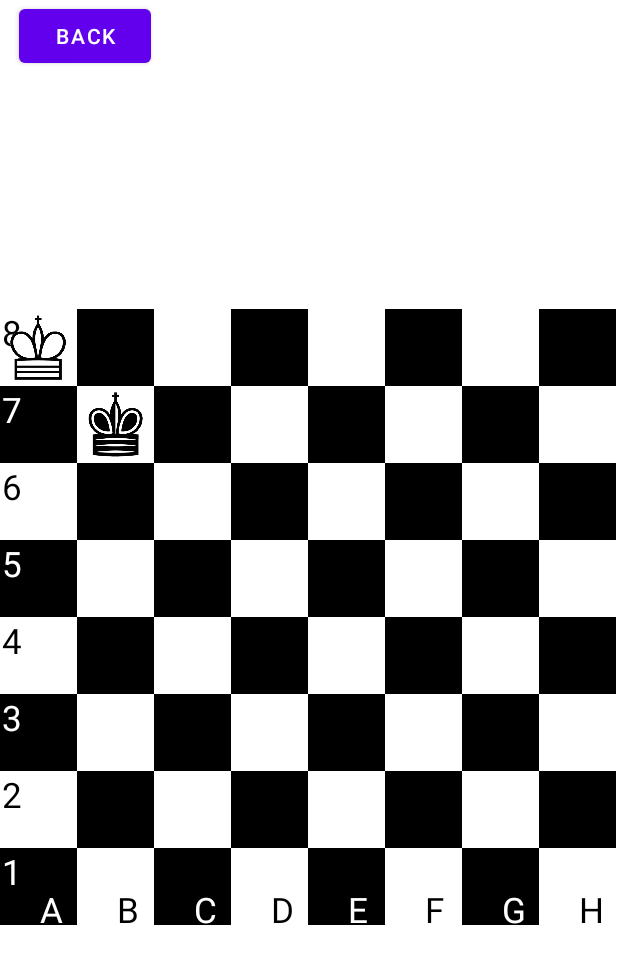
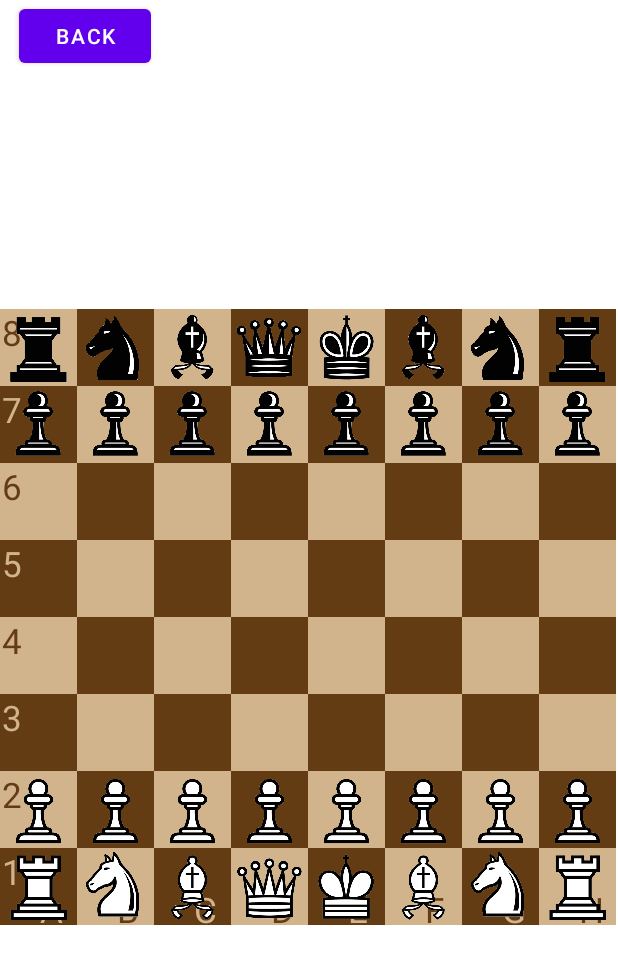
Before and after one commit to moritzsus/ChessFlow, an Android app: the screen it shows after launch (AnalysisBoardActivity), after a tap on "ANALYSIS BOARD", on a phone screen of 412 x 824 dp. Shown: the top 964 px of the screen. Run offline under Robolectric (Android 15) with nearby library versions, the phone set to English and light mode, and no system bars.

Commit message:
pieces get drawn at given positions
ChessGameState keeps track of ChessPiece matrix. Every square has a type of piece assigned (NONE if no piece on that sqaure). Every time the fen String gets changed, it also updates the matrix. And every time the matrix changes, it triggers invalidate() from ChessBoardView and that view goes throug the matrix and draws the given pieces at their squares.

```diff
--- a/app/src/main/java/com/moritzsus/chessflow/model/ChessGameState.java
+++ b/app/src/main/java/com/moritzsus/chessflow/model/ChessGameState.java
@@ -1,31 +1,58 @@
 package com.moritzsus.chessflow.model;
+
+import android.util.Log;
 
 import androidx.lifecycle.LiveData;
 import androidx.lifecycle.MutableLiveData;
 
+import java.util.HashMap;
+import java.util.Map;
+
 public class ChessGameState {
+    private MutableLiveData<ChessPiece[][]> chessBoardWithPiecesLiveData = new MutableLiveData<>();
+    private ChessPiece[][] chessBoard = new ChessPiece[8][8];
     private MutableLiveData<String> fenLiveData = new MutableLiveData<>();
     private String[] fenGroups;
+    Map<String, ChessPiece.PieceType> fenToPieceTypeMap = new HashMap<>();
 
+    // TODO init function
     public ChessGameState() {
-        fenLiveData.setValue("rnbqkbnr/pppppppp/8/8/8/8/PPPPPPPP/RNBQKBNR w KQkq - 0 1");
-        fenGroups = fenLiveData.toString().split(" ");
+        String fen = "rnbqkbnr/pppppppp/8/8/8/8/PPPPPPPP/RNBQKBNR w KQkq - 0 1";
+        fenLiveData.setValue(fen);
+        fenGroups = fen.split(" ");
+        fenToPieceTypeMap.put("k", ChessPiece.PieceType.KING);
+        fenToPieceTypeMap.put("q", ChessPiece.PieceType.QUEEN);
+        fenToPieceTypeMap.put("r", ChessPiece.PieceType.ROOK);
+        fenToPieceTypeMap.put("b", ChessPiece.PieceType.BISHOP);
+        fenToPieceTypeMap.put("n", ChessPiece.PieceType.KNIGHT);
+        fenToPieceTypeMap.put("p", ChessPiece.PieceType.PAWN);
+        updateChessBoardFromFen();
     }
 
     public ChessGameState(String fen) {
         //TODO fen string validation
         fenLiveData.setValue(fen);
-        fenGroups = fenLiveData.toString().split(" ");
+        fenGroups = fen.split(" ");
+        fenToPieceTypeMap.put("k", ChessPiece.PieceType.KING);
+        fenToPieceTypeMap.put("q", ChessPiece.PieceType.QUEEN);
+        fenToPieceTypeMap.put("r", ChessPiece.PieceType.ROOK);
+        fenToPieceTypeMap.put("b", ChessPiece.PieceType.BISHOP);
+        fenToPieceTypeMap.put("n", ChessPiece.PieceType.KNIGHT);
+        fenToPieceTypeMap.put("p", ChessPiece.PieceType.PAWN);
+        updateChessBoardFromFen();
     }
 
     public void updateFenString(String fen) {
         fenLiveData.setValue(fen);
         fenGroups = fen.split(" ");
+        updateChessBoardFromFen();
     }
 
     public LiveData<String> getFenStringLiveData() {
         return fenLiveData;
     }
+
+    public LiveData<ChessPiece[][]> getChessBoardWithPiecesLiveData() { return chessBoardWithPiecesLiveData; }
 
     public String getFenGroupOne () {
         return fenGroups[0];
@@ -50,4 +77,52 @@ public class ChessGameState {
     public String getFenGroupSix () {
         return fenGroups[5];
     }
+
+    public ChessPiece[][] getChessBoardMatrix() {
+        return chessBoard;
+    }
+
+    private void updateChessBoardFromFen() {
+        int row = 0;
+        int col = 0;
+
+        for(int i = 0; i < fenGroups[0].length(); i++) {
+            char c = fenGroups[0].charAt(i);
+
+            if(c == '/') { // new row
+                row++;
+                col = 0;
+            }
+            else if(Character.isDigit(c)) { // skip c columns -> fill empty fields with NONE
+                for(int j = 0; j < Character.getNumericValue(c); j++) {
+                    ChessPiece.PieceType pt = ChessPiece.PieceType.NONE;
+                    ChessPiece.PieceColor pc = ChessPiece.PieceColor.NONE;
+                    ChessPiece cp = new ChessPiece(pt, pc);
+                    chessBoard[row][col] = cp;
+
+                    col++;
+                }
+            }
+            else { // place given pieceType in matrix
+                ChessPiece.PieceColor pc = Character.isUpperCase(c) ? ChessPiece.PieceColor.WHITE : ChessPiece.PieceColor.BLACK;
+                ChessPiece.PieceType pt = fenToPieceTypeMap.get(Character.toString(Character.toLowerCase(c)));
+                ChessPiece cp = new ChessPiece(pt, pc);
+                chessBoard[row][col] = cp;
+
+                col++;
+            }
+        }
+        chessBoardWithPiecesLiveData.setValue(chessBoard);
+    }
+
+    //TODO del later? only for debugging
+    public void printMatrix() {
+        for(int i = 0; i < 8; i++) {
+            String m = "";
+            for(int j = 0; j < 8; j++) {
+                //m += chessBoard[i][j].getPieceName() + ", ";
+            }
+            Log.d("d", m);
+        }
+    }
 }
--- /dev/null
+++ b/app/src/main/java/com/moritzsus/chessflow/model/ChessPiece.java
@@ -0,0 +1,23 @@
+package com.moritzsus.chessflow.model;
+
+import androidx.annotation.NonNull;
+
+public class ChessPiece {
+    // piece graphics from: https://www.vecteezy.com/vector-art/3444481-chess-icon-vector-chess-icon-vector-illustration
+    public enum PieceType {NONE, PAWN, KNIGHT, BISHOP, ROOK, QUEEN, KING}
+    public enum PieceColor {NONE, WHITE, BLACK}
+    private PieceType pieceType;
+    private PieceColor pieceColor;
+
+    public ChessPiece(PieceType pieceType, PieceColor pieceColor) {
+        this.pieceType = pieceType;
+        this.pieceColor = pieceColor;
+    }
+
+    public PieceType getPieceType() {
+        return pieceType;
+    }
+    public PieceColor getPieceColor() {
+        return pieceColor;
+    }
+}
--- a/app/src/main/java/com/moritzsus/chessflow/view/ChessBoardView.java
+++ b/app/src/main/java/com/moritzsus/chessflow/view/ChessBoardView.java
@@ -16,6 +16,7 @@ import androidx.lifecycle.ViewModelProvider;
 import androidx.lifecycle.ViewModelStoreOwner;
 
 import com.moritzsus.chessflow.R;
+import com.moritzsus.chessflow.model.ChessPiece;
 import com.moritzsus.chessflow.viewmodel.ChessBoardViewModel;
 
 public class ChessBoardView extends View {
@@ -27,7 +28,7 @@ public class ChessBoardView extends View {
     private final int textSize = 35;
     private Paint lightSquarePaint;
     private Paint darkSquarePaint;
-    private Bitmap chessPiece;
+    private Bitmap chessPieceBitmap;
 
     public ChessBoardView(Context context) {
         super(context);
@@ -41,9 +42,9 @@ public class ChessBoardView extends View {
 
     private void init() {
         chessBoardViewModel = new ViewModelProvider((ViewModelStoreOwner) getContext()).get(ChessBoardViewModel.class);
-        chessBoardViewModel.getFenLiveData().observe((LifecycleOwner) getContext(), new Observer<String>() {
+        chessBoardViewModel.getChessBoardWithPiecesLiveData().observe((LifecycleOwner) getContext(), new Observer<ChessPiece[][]>() {
             @Override
-            public void onChanged(String s) {
+            public void onChanged(ChessPiece[][] board) {
                 invalidate();
             }
         });
@@ -51,9 +52,9 @@ public class ChessBoardView extends View {
         lightSquarePaint = new Paint();
         darkSquarePaint = new Paint();
 
-        lightSquarePaint.setColor(Color.WHITE);
+        lightSquarePaint.setColor(Color.rgb(210, 180, 140));
         lightSquarePaint.setTextSize(textSize);
-        darkSquarePaint.setColor(Color.BLACK);
+        darkSquarePaint.setColor(Color.rgb(100, 60, 20));
         darkSquarePaint.setTextSize(textSize);
     }
 
@@ -108,12 +109,59 @@ public class ChessBoardView extends View {
     // TODO Draw pieces at correct position given by a FEN-String from model
     // only to test piece representation for now
     private void drawChessPieces(Canvas canvas) {
-        chessPiece = BitmapFactory.decodeResource(getResources(), R.drawable.king_white);
-        Bitmap scaledChessPiece = Bitmap.createScaledBitmap(chessPiece, cellSize, cellSize, false);
-        canvas.drawBitmap(scaledChessPiece, 0, 0, null);
+        ChessPiece[][] board = chessBoardViewModel.getChessBoardWithPiecesLiveData().getValue();
 
-        chessPiece = BitmapFactory.decodeResource(getResources(), R.drawable.king_black);
-        Bitmap scaledChessPiece2 = Bitmap.createScaledBitmap(chessPiece, cellSize, cellSize, false);
-        canvas.drawBitmap(scaledChessPiece2, cellSize, cellSize, null);
+        for(int row = 0; row < rows; row++) {
+            for(int col = 0; col < columns; col++) {
+                ChessPiece cp = board[row][col];
+                drawChessPiece(canvas, cp, row, col);
+            }
+        }
+    }
+
+    private void drawChessPiece(Canvas canvas, ChessPiece chessPiece, int row, int col) {
+        if(chessPiece.getPieceType() == ChessPiece.PieceType.NONE) return;
+
+        switch (chessPiece.getPieceType()) {
+            case PAWN:
+                if(chessPiece.getPieceColor() == ChessPiece.PieceColor.WHITE)
+                    chessPieceBitmap = BitmapFactory.decodeResource(getResources(), R.drawable.pawn_white);
+                else
+                    chessPieceBitmap = BitmapFactory.decodeResource(getResources(), R.drawable.pawn_black);
+                break;
+            case KNIGHT:
+                if(chessPiece.getPieceColor() == ChessPiece.PieceColor.WHITE)
+                    chessPieceBitmap = BitmapFactory.decodeResource(getResources(), R.drawable.knight_white);
+                else
+                    chessPieceBitmap = BitmapFactory.decodeResource(getResources(), R.drawable.knight_black);
+                break;
+            case BISHOP:
+                if(chessPiece.getPieceColor() == ChessPiece.PieceColor.WHITE)
+                    chessPieceBitmap = BitmapFactory.decodeResource(getResources(), R.drawable.bishop_white);
+                else
+                    chessPieceBitmap = BitmapFactory.decodeResource(getResources(), R.drawable.bishop_black);
+                break;
+            case ROOK:
+                if(chessPiece.getPieceColor() == ChessPiece.PieceColor.WHITE)
+                    chessPieceBitmap = BitmapFactory.decodeResource(getResources(), R.drawable.rook_white);
+                else
+                    chessPieceBitmap = BitmapFactory.decodeResource(getResources(), R.drawable.rook_black);
+                break;
+            case QUEEN:
+                if(chessPiece.getPieceColor() == ChessPiece.PieceColor.WHITE)
+                    chessPieceBitmap = BitmapFactory.decodeResource(getResources(), R.drawable.queen_white);
+                else
+                    chessPieceBitmap = BitmapFactory.decodeResource(getResources(), R.drawable.queen_black);
+                break;
+            case KING:
+                if(chessPiece.getPieceColor() == ChessPiece.PieceColor.WHITE)
+                    chessPieceBitmap = BitmapFactory.decodeResource(getResources(), R.drawable.king_white);
+                else
+                    chessPieceBitmap = BitmapFactory.decodeResource(getResources(), R.drawable.king_black);
+                break;
+        }
+
+        Bitmap scaledChessPieceBitmap = Bitmap.createScaledBitmap(chessPieceBitmap, cellSize, cellSize, false);
+        canvas.drawBitmap(scaledChessPieceBitmap, col * cellSize, row * cellSize, null);
     }
 }
--- a/app/src/main/java/com/moritzsus/chessflow/viewmodel/ChessBoardViewModel.java
+++ b/app/src/main/java/com/moritzsus/chessflow/viewmodel/ChessBoardViewModel.java
@@ -4,19 +4,23 @@ import androidx.lifecycle.LiveData;
 import androidx.lifecycle.ViewModel;
 
 import com.moritzsus.chessflow.model.ChessGameState;
+import com.moritzsus.chessflow.model.ChessPiece;
 
 public class ChessBoardViewModel extends ViewModel {
     private ChessGameState chessGameState;
     private LiveData<String> fenLiveData;
+    private LiveData<ChessPiece[][]> chessBoardWithPiecesLiveData;
 
     public ChessBoardViewModel () {
         chessGameState = new ChessGameState();
         fenLiveData = chessGameState.getFenStringLiveData();
+        chessBoardWithPiecesLiveData = chessGameState.getChessBoardWithPiecesLiveData();
     }
 
     public ChessBoardViewModel(String fen) {
         chessGameState = new ChessGameState(fen);
         fenLiveData = chessGameState.getFenStringLiveData();
+        chessBoardWithPiecesLiveData = chessGameState.getChessBoardWithPiecesLiveData();
     }
 
     public void updateFenString(String fen) {
@@ -26,4 +30,8 @@ public class ChessBoardViewModel extends ViewModel {
     public LiveData<String> getFenLiveData() {
         return fenLiveData;
     }
+
+    public LiveData<ChessPiece[][]> getChessBoardWithPiecesLiveData() {
+        return chessBoardWithPiecesLiveData;
+    }
 }
```
Also changed, not shown: app/src/main/java/com/moritzsus/chessflow/view/ChessPiece.java (deleted, +0 -72 lines).
